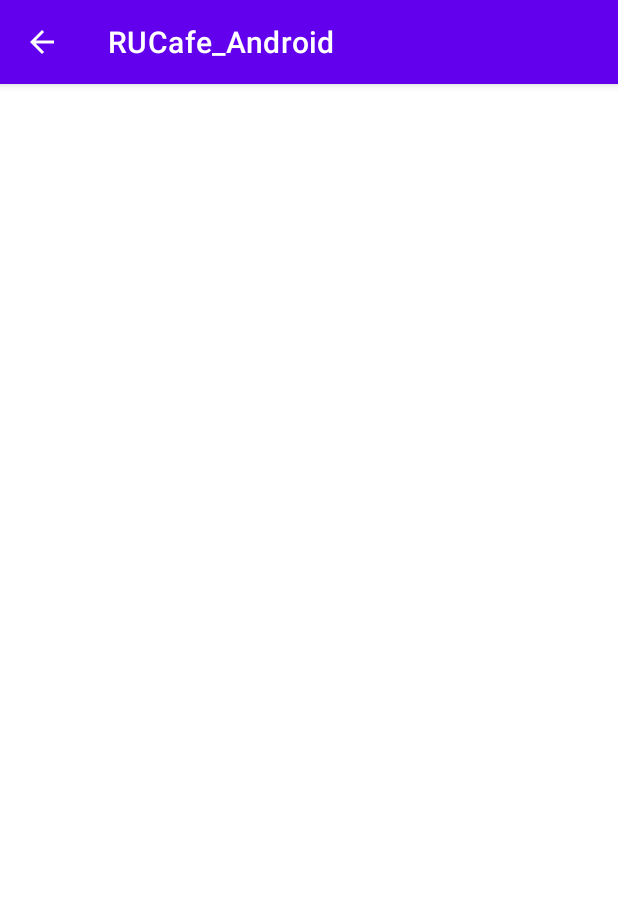
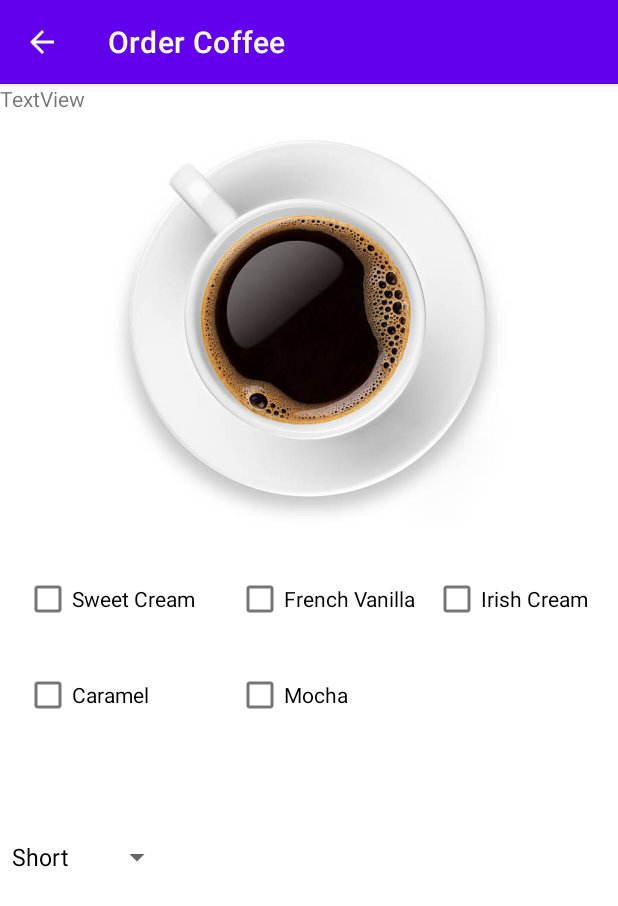
Before and after one commit to map112300/RUCafe_Android, an Android app: the OrderingCoffeeActivity screen opened directly, with no data from a screen before it, on a phone screen of 412 x 824 dp. Shown: the top 906 px of the screen. Run offline under Robolectric (Android 15) with nearby library versions, the phone set to English and light mode, and no system bars.

Commit message:
Activity titles

```diff
--- a/app/src/main/AndroidManifest.xml
+++ b/app/src/main/AndroidManifest.xml
@@ -15,19 +15,23 @@
         <activity
             android:name=".StoreOrdersActivity"
             android:exported="false"
-            android:parentActivityName=".MainActivity"/>
+            android:parentActivityName=".MainActivity"
+            android:label="@string/orders_icon"/>
         <activity
             android:name=".BasketActivity"
             android:exported="false"
-            android:parentActivityName=".MainActivity" />
+            android:parentActivityName=".MainActivity"
+            android:label="@string/basket_icon"/>
         <activity
             android:name=".OrderingCoffeeActivity"
             android:exported="false"
-            android:parentActivityName=".MainActivity"/>
+            android:parentActivityName=".MainActivity"
+            android:label="@string/coffee_icon"/>
         <activity
             android:name=".OrderingDonutsActivity"
             android:exported="false"
-            android:parentActivityName=".MainActivity"/>
+            android:parentActivityName=".MainActivity"
+            android:label="@string/donuts_icon"/>
         <activity
             android:name=".MainActivity"
             android:exported="true">
--- a/app/src/main/java/com/example/rucafe_android/OrderingCoffeeActivity.java
+++ b/app/src/main/java/com/example/rucafe_android/OrderingCoffeeActivity.java
@@ -2,13 +2,24 @@ package com.example.rucafe_android;
 
 import androidx.appcompat.app.AppCompatActivity;
 
+import android.widget.ArrayAdapter;
+import android.widget.Spinner;
+
 import android.os.Bundle;
 
 public class OrderingCoffeeActivity extends AppCompatActivity {
+    private Spinner sizeSpinner;
+    private ArrayAdapter<CharSequence> spinnerAdapter;
 
     @Override
     protected void onCreate(Bundle savedInstanceState) {
         super.onCreate(savedInstanceState);
         setContentView(R.layout.activity_ordering_coffee);
+        this.sizeSpinner = findViewById(R.id.coffee_size_spinner);
+        this.spinnerAdapter = ArrayAdapter.createFromResource(this,
+                R.array.coffee_sizes, android.R.layout.simple_spinner_dropdown_item
+        );
+        spinnerAdapter.setDropDownViewResource(android.R.layout.simple_spinner_dropdown_item);
+        sizeSpinner.setAdapter(spinnerAdapter);
     }
 }
--- a/app/src/main/res/layout/activity_ordering_coffee.xml
+++ b/app/src/main/res/layout/activity_ordering_coffee.xml
@@ -2,8 +2,86 @@
 <androidx.constraintlayout.widget.ConstraintLayout xmlns:android="http://schemas.android.com/apk/res/android"
     xmlns:app="http://schemas.android.com/apk/res-auto"
     xmlns:tools="http://schemas.android.com/tools"
+    android:id="@+id/orderCoffee"
     android:layout_width="match_parent"
     android:layout_height="match_parent"
     tools:context=".OrderingCoffeeActivity">
 
+    <ImageView
+        android:id="@+id/imageView2"
+        android:layout_width="wrap_content"
+        android:layout_height="279dp"
+        android:layout_marginTop="16dp"
+        app:layout_constraintEnd_toEndOf="parent"
+        app:layout_constraintHorizontal_bias="0.5"
+        app:layout_constraintStart_toStartOf="parent"
+        app:layout_constraintTop_toTopOf="parent"
+        app:srcCompat="@drawable/cup_of_coffee_above" />
+
+    <CheckBox
+        android:id="@+id/checkBox"
+        android:layout_width="wrap_content"
+        android:layout_height="wrap_content"
+        android:layout_marginStart="16dp"
+        android:layout_marginTop="24dp"
+        android:text="@string/sweet_cream"
+        app:layout_constraintStart_toStartOf="parent"
+        app:layout_constraintTop_toBottomOf="@+id/imageView2" />
+
+    <CheckBox
+        android:id="@+id/checkBox2"
+        android:layout_width="wrap_content"
+        android:layout_height="wrap_content"
+        android:layout_marginStart="16dp"
+        android:text="@string/french_vanilla"
+        app:layout_constraintBottom_toBottomOf="@+id/checkBox"
+        app:layout_constraintEnd_toStartOf="@+id/checkBox3"
+        app:layout_constraintHorizontal_bias="0.5"
+        app:layout_constraintStart_toEndOf="@+id/checkBox"
+        app:layout_constraintTop_toTopOf="@+id/checkBox" />
+
+    <CheckBox
+        android:id="@+id/checkBox3"
+        android:layout_width="wrap_content"
+        android:layout_height="wrap_content"
+        android:layout_marginEnd="20dp"
+        android:text="@string/irish_cream"
+        app:layout_constraintBottom_toBottomOf="@+id/checkBox2"
+        app:layout_constraintEnd_toEndOf="parent"
+        app:layout_constraintTop_toTopOf="@+id/checkBox2" />
+
+    <CheckBox
+        android:id="@+id/checkBox4"
+        android:layout_width="wrap_content"
+        android:layout_height="wrap_content"
+        android:layout_marginTop="16dp"
+        android:text="@string/caramel"
+        app:layout_constraintStart_toStartOf="@+id/checkBox"
+        app:layout_constraintTop_toBottomOf="@+id/checkBox" />
+
+    <CheckBox
+        android:id="@+id/checkBox5"
+        android:layout_width="wrap_content"
+        android:layout_height="wrap_content"
+        android:text="@string/mocha"
+        app:layout_constraintBottom_toBottomOf="@+id/checkBox4"
+        app:layout_constraintStart_toStartOf="@+id/checkBox2"
+        app:layout_constraintTop_toTopOf="@+id/checkBox4" />
+
+    <Spinner
+        android:id="@+id/coffee_size_spinner"
+        android:layout_width="wrap_content"
+        android:layout_height="48dp"
+        android:layout_marginTop="60dp"
+        app:layout_constraintTop_toBottomOf="@+id/checkBox4"
+        tools:layout_editor_absoluteX="186dp" />
+
+    <TextView
+        android:id="@+id/textView8"
+        android:layout_width="wrap_content"
+        android:layout_height="wrap_content"
+        android:text="TextView"
+        tools:layout_editor_absoluteX="48dp"
+        tools:layout_editor_absoluteY="505dp" />
+
 </androidx.constraintlayout.widget.ConstraintLayout>
--- a/app/src/main/res/layout/activity_ordering_donuts.xml
+++ b/app/src/main/res/layout/activity_ordering_donuts.xml
@@ -61,6 +61,10 @@
         android:layout_height="506dp"
         android:layout_marginTop="16dp"
         android:background="#FFFFFF"
+        android:scrollbarAlwaysDrawVerticalTrack="false"
+        android:scrollbarStyle="outsideOverlay"
+        android:scrollbars="vertical"
+        android:verticalScrollbarPosition="right"
         app:layout_constraintEnd_toEndOf="parent"
         app:layout_constraintHorizontal_bias="0.5"
         app:layout_constraintStart_toStartOf="parent"
--- a/app/src/main/res/layout/donut_item_view.xml
+++ b/app/src/main/res/layout/donut_item_view.xml
@@ -54,7 +54,10 @@
                 android:layout_height="110dp"
                 android:layout_marginStart="12dp"
                 android:layout_marginTop="12dp"
+                android:layout_marginBottom="12dp"
+                android:isScrollContainer="false"
                 android:scaleType="fitCenter"
+                android:scrollbarAlwaysDrawVerticalTrack="false"
                 app:layout_constraintBottom_toBottomOf="parent"
                 app:layout_constraintStart_toStartOf="parent"
                 app:layout_constraintTop_toTopOf="parent"
@@ -91,6 +94,7 @@
                 android:layout_height="wrap_content"
                 android:layout_marginEnd="10dp"
                 android:text="@string/default_qty"
+                android:textAlignment="center"
                 android:textColor="#FF5722"
                 android:textSize="20sp"
                 app:layout_constraintBottom_toBottomOf="@+id/btn_add"
--- a/app/src/main/res/values/strings.xml
+++ b/app/src/main/res/values/strings.xml
@@ -1,5 +1,5 @@
 <resources>
-    <string name="app_name">RUCafe_Android</string>
+    <string name="app_name">RU Cafe</string>
     <string name="main_menu">Main Menu</string>
     <string name="rutgers_cafe">Rutgers Cafe</string>
     <string name="basket_icon">Basket</string>
@@ -36,6 +36,19 @@
         <item>Double Chocolate</item>
     </string-array>
 
+    <string-array name="coffee_sizes">
+        <item>Short</item>
+        <item>Tall</item>
+        <item>Grande</item>
+        <item>Venti</item>
+    </string-array>
+
+    <string name="sweet_cream">Sweet Cream</string>
+    <string name="french_vanilla">French Vanilla</string>
+    <string name="irish_cream">Irish Cream</string>
+    <string name="caramel">Caramel</string>
+    <string name="mocha">Mocha</string>
+
     <string name="remove_item">Remove</string>
     <string name="default_qty">0</string>
     <string name="add_to_basket">Add to Basket</string>
```
Also changed, not shown: app/src/main/res/drawable/cup_of_coffee_above.jpg (added).
